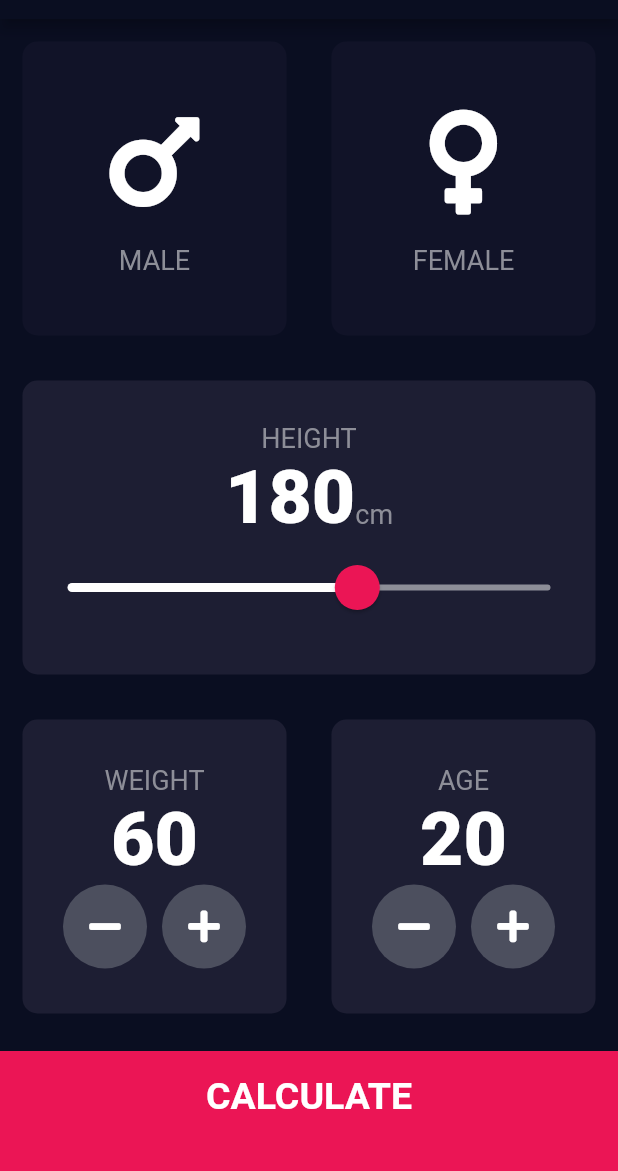
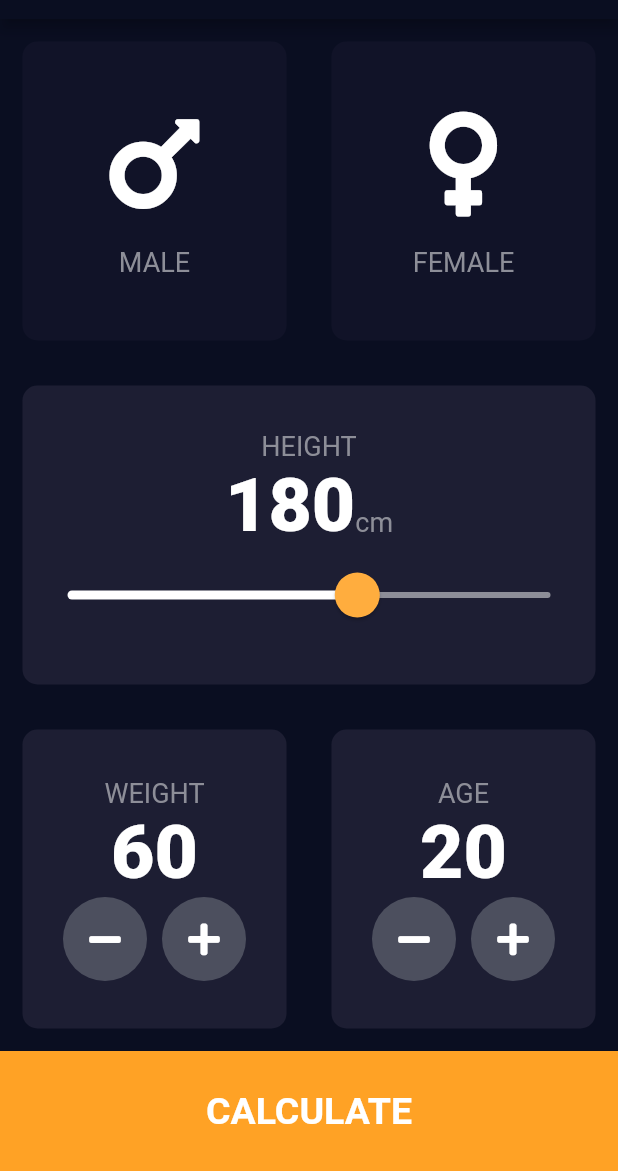
Before and after one commit to Aarekaz/BMI-Calculator-, a Flutter app: the screen it shows after launch, on a phone screen of 412 x 824 dp, the part 65-1236 px from its top. Run offline on Flutter 3.47's test engine with Material 2 defaults, Android fonts, the phone set to English and light mode, and no system bars; our stand-ins replace font_awesome_flutter.

Commit message:
clean up

```diff
--- a/lib/components/bottom_button.dart
+++ b/lib/components/bottom_button.dart
@@ -19,8 +19,6 @@ class BottomButton extends StatelessWidget {
           ),
         ),
         color: kBottomContainerColour,
-        margin: EdgeInsets.only(top: 10.0),
-        padding: EdgeInsets.only(bottom: 20.0),
         width: double.infinity,
         height: kBottomContainerHeight,
       ),
--- a/lib/constants.dart
+++ b/lib/constants.dart
@@ -3,7 +3,7 @@ import 'package:flutter/material.dart';
 const kBottomContainerHeight = 80.0;
 const kActiveCardColour = Color(0xFF1D1E33);
 const kInactiveCardColour = Color(0xFF111328);
-const kBottomContainerColour = Color(0xFFEB1555);
+const kBottomContainerColour = Color(0xFFFFA225);
 
 const kLabelTextStyle = TextStyle(
   fontSize: 18.0,
--- a/lib/screens/input_page.dart
+++ b/lib/screens/input_page.dart
@@ -99,8 +99,8 @@ class _InputPageState extends State<InputPage> {
                     data: SliderTheme.of(context).copyWith(
                       inactiveTrackColor: Color(0xFF8D8E98),
                       activeTrackColor: Colors.white,
-                      thumbColor: Color(0xFFEB1555),
-                      overlayColor: Color(0x29EB1555),
+                      thumbColor: Color(0xFFFFAD3E),
+                      overlayColor: Color(0x2FFA225),
                       thumbShape:
                           RoundSliderThumbShape(enabledThumbRadius: 15.0),
                       overlayShape:
```
